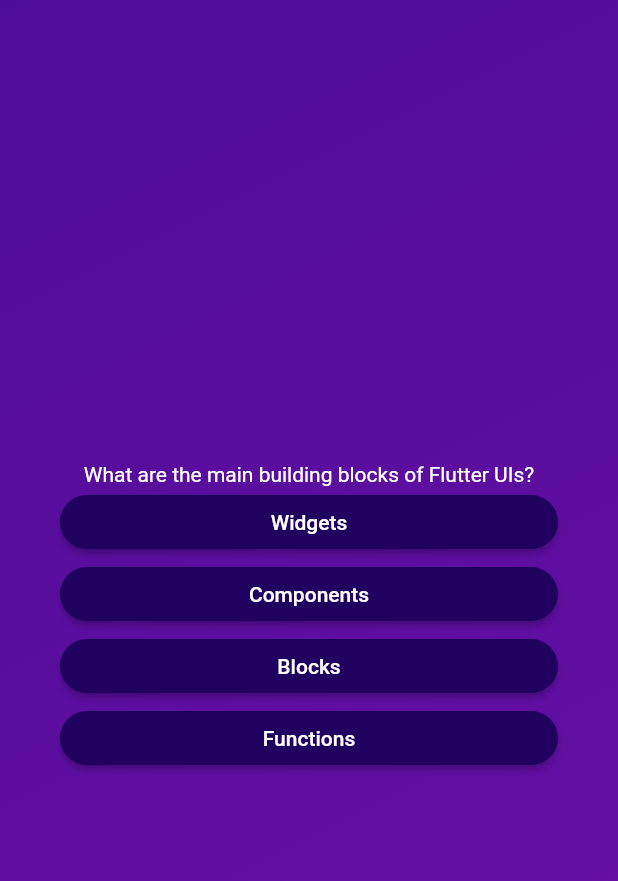
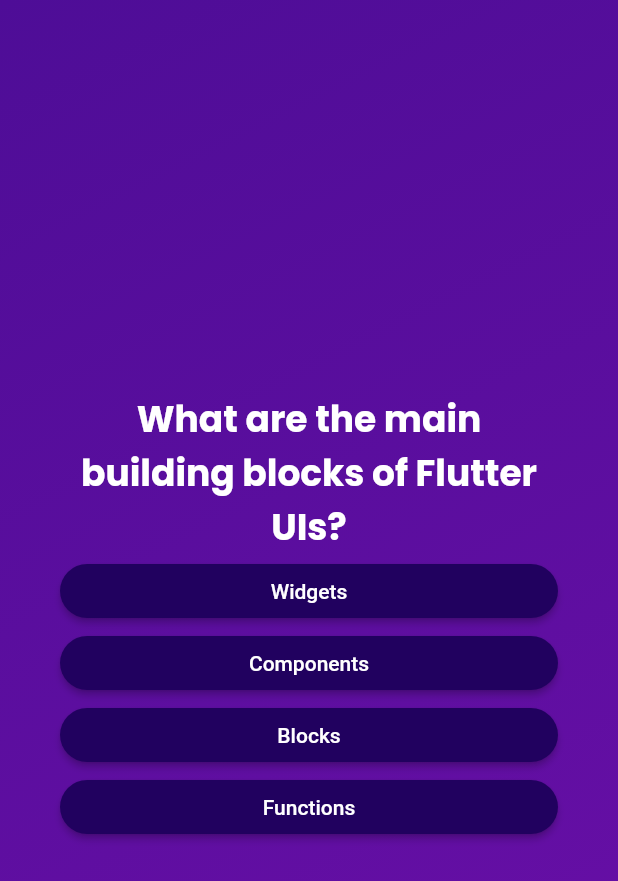
Before and after one commit to YukiKizama/adv_basics_flutter, a Flutter app: the screen it shows after launch, after a tap on "Start Quiz", on a phone screen of 412 x 824 dp. Shown: the top 881 px of the screen. Run offline on Flutter 3.47's test engine with Material 2 defaults, Android fonts, the phone set to English and light mode, and no system bars; our stand-ins replace google_fonts.

Commit message:
Using Third-Party Packages & Adding Google Fonts

```diff
--- a/lib/questions_screen.dart
+++ b/lib/questions_screen.dart
@@ -1,6 +1,7 @@
 import 'package:adv_basics/data/questions.dart';
 import 'package:flutter/material.dart';
 import 'package:adv_basics/answers_button.dart';
+import 'package:google_fonts/google_fonts.dart';
 
 class QuestionsScreen extends StatefulWidget {
   const QuestionsScreen({super.key});
@@ -32,7 +33,10 @@ class _QuestionsScreenState extends State<QuestionsScreen> {
           children: [
             Text(
               currentQuestion.text,
-              style: const TextStyle(color: Colors.white),
+              style: GoogleFonts.poppins(
+                  color: Colors.white,
+                  fontSize: 24,
+                  fontWeight: FontWeight.bold),
               textAlign: TextAlign.center,
             ),
             ...currentQuestion.answers.map(
--- a/lib/start_screen.dart
+++ b/lib/start_screen.dart
@@ -1,4 +1,5 @@
 import 'package:flutter/material.dart';
+import 'package:google_fonts/google_fonts.dart';
 
 class StartScreen extends StatelessWidget {
   const StartScreen(this.startQuiz, {super.key});
@@ -24,10 +25,10 @@ class StartScreen extends StatelessWidget {
           //   ),
           // ),
           const SizedBox(height: 80),
-          const Text(
+          Text(
             'Learn Flutter the fun way!',
-            style: TextStyle(
-              color: Color.fromARGB(255, 237, 223, 252),
+            style: GoogleFonts.poppins(
+              color: const Color.fromARGB(255, 237, 223, 252),
               fontSize: 24,
             ),
           ),
--- a/pubspec.yaml
+++ b/pubspec.yaml
@@ -34,6 +34,7 @@ dependencies:
   # The following adds the Cupertino Icons font to your application.
   # Use with the CupertinoIcons class for iOS style icons.
   cupertino_icons: ^1.0.2
+  google_fonts: ^5.1.0
 
 dev_dependencies:
   flutter_test:
```
Also changed, not shown: pubspec.lock, 1 other file.
